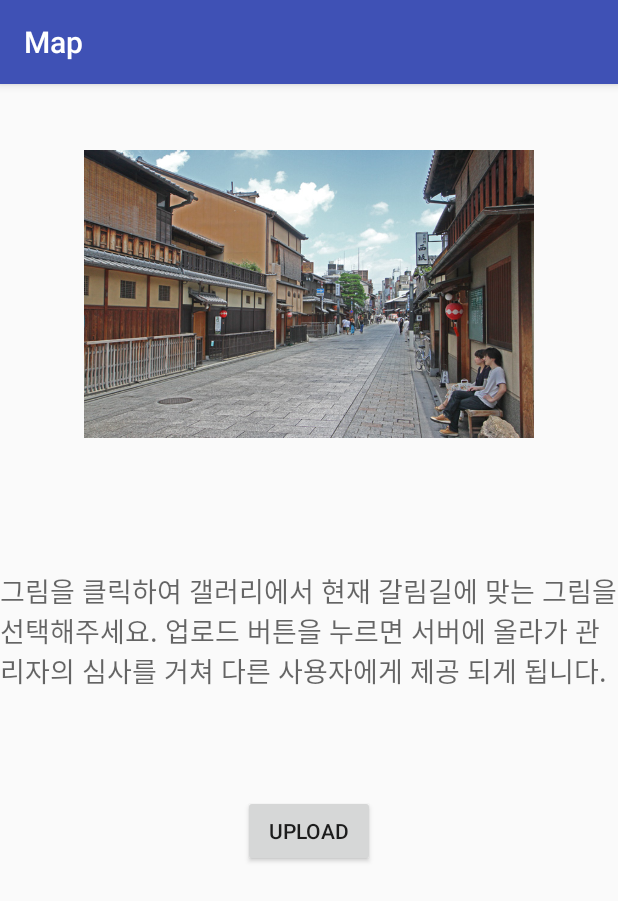
After one commit to LeeYangseung/Street-View-Editor, an Android app: the Post screen opened directly, with no data from a screen before it, on a phone screen of 412 x 824 dp. The commit adds this screen. Shown: the top 901 px of the screen. Run offline under Robolectric (Android 15) with nearby library versions, the phone set to English and light mode, and no system bars.

Commit message:
11월20일 12:58 설정, 별점 아이콘추가 Post, Evalate java및 xml 추가

```diff
--- a/app/src/debug/res/values/google_maps_api.xml
+++ b/app/src/debug/res/values/google_maps_api.xml
@@ -16,6 +16,6 @@
     string in this file.
     -->
     <string name="google_maps_key" templateMergeStrategy="preserve" translatable="false">
-       AIzaSyC0G7VvlGTnkTM-gXVPkfJIyyIpg7sEo9U
+       AIzaSyAfuI4IB66h2sZr6ESYMfrM9gbc4K_2_DI
     </string>
 </resources>
--- a/app/src/main/java/com/example/yangseung/myapplication/MapsActivity.java
+++ b/app/src/main/java/com/example/yangseung/myapplication/MapsActivity.java
@@ -108,9 +108,9 @@ public class MapsActivity extends FragmentActivity implements OnMapReadyCallback
 
         for (MarkerItem markerItem : sampleList) {
             addMarker(markerItem, false); //갈림길 위치 마크
+
         }
             add_myMarker(my_marker,false); //내위치 더하기
-
 
     }
 
--- /dev/null
+++ b/app/src/main/java/com/example/yangseung/myapplication/Post.java
@@ -0,0 +1,128 @@
+package com.example.yangseung.myapplication;
+
+import android.app.Activity;
+import android.content.Intent;
+import android.database.Cursor;
+import android.graphics.Bitmap;
+import android.net.Uri;
+import android.os.Environment;
+import android.provider.MediaStore;
+import android.support.v7.app.AppCompatActivity;
+import android.os.Bundle;
+import android.view.View;
+import android.widget.Button;
+import android.widget.EditText;
+import android.widget.ImageView;
+import android.widget.TextView;
+
+import java.io.File;
+import java.io.FileNotFoundException;
+import java.io.IOException;
+import java.text.SimpleDateFormat;
+import java.util.Calendar;
+
+
+public class Post extends AppCompatActivity {
+
+        final int REQ_CODE_SELECT_IMAGE = 100;
+        String bookPath;
+        Bitmap image_bitmap = null;
+
+        @Override
+        protected void onCreate(Bundle savedInstanceState) {
+            super.onCreate(savedInstanceState);
+            setContentView(R.layout.post);
+            Intent intent = getIntent();
+            String now = intent.getStringExtra("now");
+            ImageView bookImage = (ImageView) findViewById(R.id.imageView4);
+            Button uploadBt = (Button) findViewById(R.id.button_upload);
+            TextView bookName = (TextView) findViewById(R.id.nowPath);
+            bookName.setText(now);
+            bookImage.setOnClickListener(new View.OnClickListener() {
+
+            @Override
+            public void onClick(View v) {
+
+                Intent intent = new Intent(Intent.ACTION_PICK);
+                intent.setType(android.provider.MediaStore.Images.Media.CONTENT_TYPE);
+                intent.setData(android.provider.MediaStore.Images.Media.EXTERNAL_CONTENT_URI);
+                startActivityForResult(intent, REQ_CODE_SELECT_IMAGE);
+
+                File tempFile = new File(Environment.getExternalStorageDirectory() + "/temp.jpg");
+                Uri tempUri = Uri.fromFile(tempFile);
+
+                intent.putExtra("crop", "true");
+                intent.putExtra(MediaStore.EXTRA_OUTPUT, tempUri);
+
+                intent.setType("image/*");
+            }
+        });
+            uploadBt.setOnClickListener(new View.OnClickListener() {
+
+                public void onClick(View v) {
+
+                }
+            });
+
+
+    }
+
+    @Override
+    protected void onActivityResult(int requestCode, int resultCode, Intent data) {
+
+        if (requestCode == REQ_CODE_SELECT_IMAGE) {
+            if (resultCode == Activity.RESULT_OK) {
+                try {
+                    //Uri에서 이미지 이름을 얻어온다.
+                    String name_Str = getImageNameToUri(data.getData());
+                    bookPath=getRealPathFromURI(data.getData());
+
+                    //이미지 데이터를 비트맵으로 받아온다.
+                    image_bitmap = MediaStore.Images.Media.getBitmap(getContentResolver(), data.getData());
+                    ImageView image = (ImageView) findViewById(R.id.imageView4);
+
+                    //배치해놓은 ImageView에 set
+                    image.setImageBitmap(image_bitmap);
+
+                } catch (FileNotFoundException e) {
+                    // TODO Auto-generated catch block
+                    e.printStackTrace();
+                } catch (IOException e) {
+                    // TODO Auto-generated catch block
+                    e.printStackTrace();
+                } catch (Exception e) {
+                    e.printStackTrace();
+                }
+            }
+        }
+    }
+
+    public String getImageNameToUri(Uri data) {
+        String[] proj = {MediaStore.Images.Media.DATA};
+        Cursor cursor = managedQuery(data, proj, null, null, null);
+        int column_index = cursor.getColumnIndexOrThrow(MediaStore.Images.Media.DATA);
+
+        cursor.moveToFirst();
+
+        String imgPath = cursor.getString(column_index);
+        String imgName = imgPath.substring(imgPath.lastIndexOf("/") + 1);
+
+        return imgName;
+    }
+
+    public String getRealPathFromURI(Uri contentUri) {
+
+        // can post image
+        String [] proj={MediaStore.Images.Media.DATA};
+        Cursor cursor = managedQuery( contentUri,
+                proj, // Which columns to return
+                null,       // WHERE clause; which rows to return (all rows)
+                null,       // WHERE clause selection arguments (none)
+                null); // Order-by clause (ascending by name)
+        int column_index = cursor.getColumnIndexOrThrow(MediaStore.Images.Media.DATA);
+        cursor.moveToFirst();
+
+        return cursor.getString(column_index);
+    }
+
+}
--- /dev/null
+++ b/app/src/main/res/layout/post.xml
@@ -0,0 +1,45 @@
+<?xml version="1.0" encoding="utf-8"?>
+<RelativeLayout xmlns:android="http://schemas.android.com/apk/res/android"
+    android:orientation="vertical" android:layout_width="match_parent"
+    android:layout_height="match_parent"
+    android:weightSum="1"
+    >
+
+    <TextView
+        android:layout_width="wrap_content"
+        android:layout_height="wrap_content"
+        android:textAppearance="?android:attr/textAppearanceMedium"
+        android:id="@+id/nowPath"
+        android:layout_below="@+id/imageView4"
+        android:layout_centerHorizontal="true"
+        android:layout_marginTop="30dp"/>
+    <TextView
+        android:layout_width="wrap_content"
+        android:layout_height="wrap_content"
+        android:textAppearance="?android:attr/textAppearanceMedium"
+        android:id="@+id/explain"
+        android:text="그림을 클릭하여 갤러리에서 현재 갈림길에 맞는 그림을 선택해주세요. 업로드 버튼을 누르면 서버에 올라가 관리자의 심사를 거쳐 다른 사용자에게 제공 되게 됩니다."
+        android:layout_below="@+id/nowPath"
+        android:layout_centerHorizontal="true"
+        android:layout_marginTop="30dp"/>
+    <Button
+        android:layout_width="wrap_content"
+        android:layout_height="wrap_content"
+        android:text="Upload"
+        android:id="@+id/button_upload"
+        android:layout_below="@+id/explain"
+        android:layout_marginTop="69dp"
+        android:layout_centerHorizontal="true"
+        />
+
+    <ImageView
+        android:layout_width="300dp"
+        android:layout_height="200dp"
+        android:id="@+id/imageView4"
+        android:src="@drawable/street"
+        android:layout_marginTop="40dp"
+        android:layout_alignParentTop="true"
+        android:layout_centerHorizontal="true" />
+
+
+</RelativeLayout>
```
Also changed, not shown: app/src/main/AndroidManifest.xml (+20 -1 lines), app/src/main/java/com/example/yangseung/myapplication/CustomAdapter.java (+5 -5 lines), app/src/main/java/com/example/yangseung/myapplication/Evaluate.java (added, +66 -0 lines), app/src/main/java/com/example/yangseung/myapplication/SplitStreetViewPanoramaAndMapDemoActivity.java (+25 -1 lines), app/src/main/res/layout/evaluate.xml (added, +48 -0 lines), app/src/main/res/layout/split_street_view_panorama_and_map_demo.xml (+31 -7 lines), app/src/main/res/drawable/star.png (added), app/src/main/res/drawable/upload.png (added).
